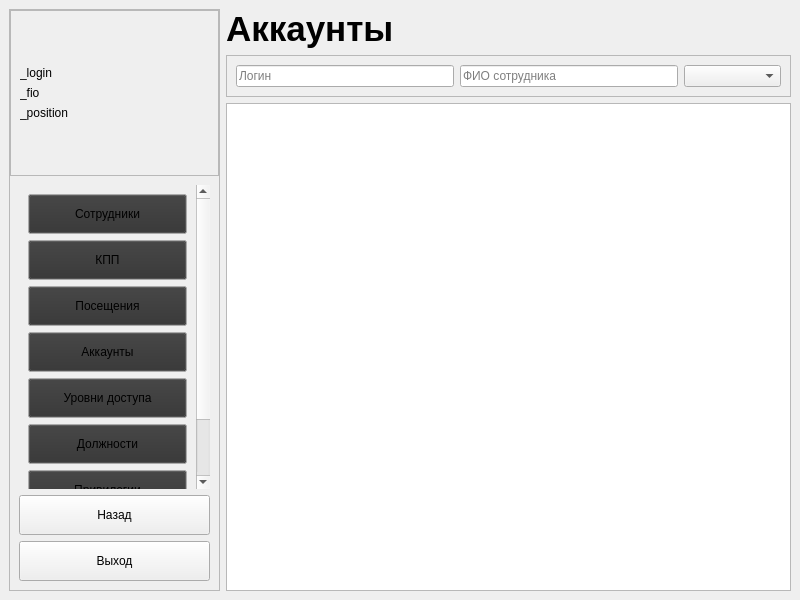
First picture: the form in Checkpoint_Desktop/mainwindow.ui, repository skripach2111/Checkpoint, before the edit.
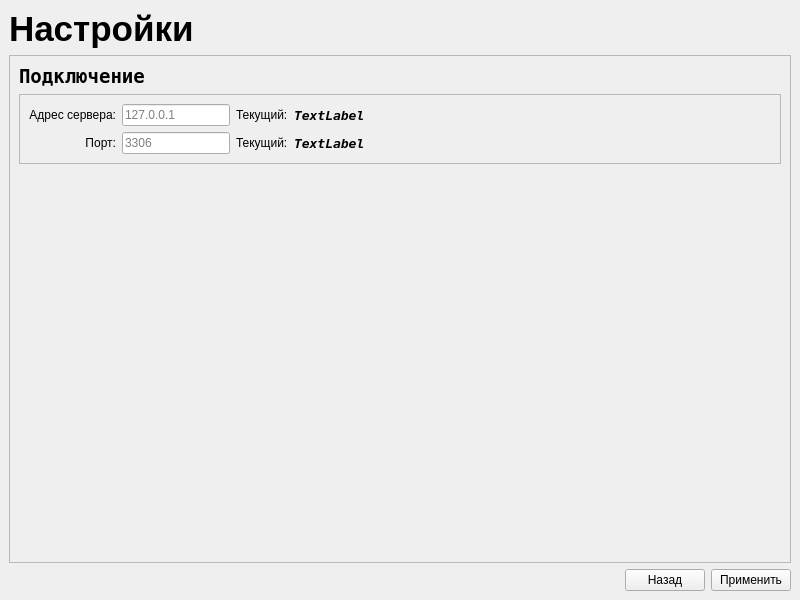
Second picture: the form after the edit. The open tabs and pages were chosen to show the change.

Commit message:
Настройки
+ поддержка настроек
+ страница настройки
* модуль БД

Diff of the .ui file:
```diff
--- a/Checkpoint_Desktop/mainwindow.ui
+++ b/Checkpoint_Desktop/mainwindow.ui
@@ -33,7 +33,7 @@
     <item>
      <widget class="QStackedWidget" name="stackedWidget_mainWindow">
       <property name="currentIndex">
-       <number>1</number>
+       <number>2</number>
       </property>
       <widget class="QWidget" name="page_authorization">
        <layout class="QGridLayout" name="gridLayout_2">
@@ -2354,6 +2354,222 @@
         </item>
        </layout>
       </widget>
+      <widget class="QWidget" name="page_settings">
+       <layout class="QGridLayout" name="gridLayout_5">
+        <item row="1" column="0" colspan="4">
+         <widget class="QScrollArea" name="scrollArea_8">
+          <property name="widgetResizable">
+           <bool>true</bool>
+          </property>
+          <widget class="QWidget" name="scrollAreaWidgetContents_7">
+           <property name="geometry">
+            <rect>
+             <x>0</x>
+             <y>0</y>
+             <width>780</width>
+             <height>493</height>
+            </rect>
+           </property>
+           <layout class="QVBoxLayout" name="verticalLayout_31">
+            <item>
+             <widget class="QLabel" name="label_18">
+              <property name="font">
+               <font>
+                <family>Andale Mono</family>
+                <pointsize>14</pointsize>
+                <weight>75</weight>
+                <italic>false</italic>
+                <bold>true</bold>
+               </font>
+              </property>
+              <property name="text">
+               <string>Подключение</string>
+              </property>
+             </widget>
+            </item>
+            <item>
+             <widget class="QFrame" name="frame_13">
+              <property name="frameShape">
+               <enum>QFrame::StyledPanel</enum>
+              </property>
+              <property name="frameShadow">
+               <enum>QFrame::Raised</enum>
+              </property>
+              <layout class="QGridLayout" name="gridLayout_6">
+               <item row="0" column="4">
+                <spacer name="horizontalSpacer_11">
+                 <property name="orientation">
+                  <enum>Qt::Horizontal</enum>
+                 </property>
+                 <property name="sizeHint" stdset="0">
+                  <size>
+                   <width>361</width>
+                   <height>20</height>
+                  </size>
+                 </property>
+                </spacer>
+               </item>
+               <item row="0" column="0">
+                <widget class="QLabel" name="label_19">
+                 <property name="text">
+                  <string>Адрес сервера:</string>
+                 </property>
+                 <property name="alignment">
+                  <set>Qt::AlignRight|Qt::AlignTrailing|Qt::AlignVCenter</set>
+                 </property>
+                </widget>
+               </item>
+               <item row="1" column="2">
+                <widget class="QLabel" name="label_22">
+                 <property name="text">
+                  <string>Текущий:</string>
+                 </property>
+                </widget>
+               </item>
+               <item row="0" column="1">
+                <widget class="QLineEdit" name="lineEdit_setHostAddress">
+                 <property name="sizePolicy">
+                  <sizepolicy hsizetype="Maximum" vsizetype="Fixed">
+                   <horstretch>0</horstretch>
+                   <verstretch>0</verstretch>
+                  </sizepolicy>
+                 </property>
+                 <property name="placeholderText">
+                  <string>127.0.0.1</string>
+                 </property>
+                 <property name="clearButtonEnabled">
+                  <bool>false</bool>
+                 </property>
+                </widget>
+               </item>
+               <item row="1" column="1">
+                <widget class="QLineEdit" name="lineEdit_setHostPort">
+                 <property name="sizePolicy">
+                  <sizepolicy hsizetype="Maximum" vsizetype="Fixed">
+                   <horstretch>0</horstretch>
+                   <verstretch>0</verstretch>
+                  </sizepolicy>
+                 </property>
+                 <property name="placeholderText">
+                  <string>3306</string>
+                 </property>
+                 <property name="clearButtonEnabled">
+                  <bool>false</bool>
+                 </property>
+                </widget>
+               </item>
+               <item row="1" column="0">
+                <widget class="QLabel" name="label_20">
+                 <property name="text">
+                  <string>Порт:</string>
+                 </property>
+                 <property name="alignment">
+                  <set>Qt::AlignRight|Qt::AlignTrailing|Qt::AlignVCenter</set>
+                 </property>
+                </widget>
+               </item>
+               <item row="0" column="2">
+                <widget class="QLabel" name="label_21">
+                 <property name="text">
+                  <string>Текущий:</string>
+                 </property>
+                </widget>
+               </item>
+               <item row="0" column="3">
+                <widget class="QLabel" name="label_currentHostAddress">
+                 <property name="font">
+                  <font>
+                   <family>Andale Mono</family>
+                   <pointsize>10</pointsize>
+                   <weight>75</weight>
+                   <italic>true</italic>
+                   <bold>true</bold>
+                  </font>
+                 </property>
+                 <property name="text">
+                  <string>TextLabel</string>
+                 </property>
+                </widget>
+               </item>
+               <item row="1" column="3">
+                <widget class="QLabel" name="label_currentHostPort">
+                 <property name="font">
+                  <font>
+                   <family>Andale Mono</family>
+                   <pointsize>10</pointsize>
+                   <weight>75</weight>
+                   <italic>true</italic>
+                   <bold>true</bold>
+                  </font>
+                 </property>
+                 <property name="text">
+                  <string>TextLabel</string>
+                 </property>
+                </widget>
+               </item>
+              </layout>
+             </widget>
+            </item>
+            <item>
+             <spacer name="verticalSpacer_22">
+              <property name="orientation">
+               <enum>Qt::Vertical</enum>
+              </property>
+              <property name="sizeHint" stdset="0">
+               <size>
+                <width>20</width>
+                <height>359</height>
+               </size>
+              </property>
+             </spacer>
+            </item>
+           </layout>
+          </widget>
+         </widget>
+        </item>
+        <item row="2" column="3">
+         <widget class="QPushButton" name="pushButton_applySettings">
+          <property name="text">
+           <string>Применить</string>
+          </property>
+         </widget>
+        </item>
+        <item row="2" column="1">
+         <spacer name="horizontalSpacer_10">
+          <property name="orientation">
+           <enum>Qt::Horizontal</enum>
+          </property>
+          <property name="sizeHint" stdset="0">
+           <size>
+            <width>599</width>
+            <height>20</height>
+           </size>
+          </property>
+         </spacer>
+        </item>
+        <item row="0" column="0" colspan="4">
+         <widget class="QLabel" name="label_17">
+          <property name="font">
+           <font>
+            <pointsize>26</pointsize>
+            <weight>75</weight>
+            <bold>true</bold>
+           </font>
+          </property>
+          <property name="text">
+           <string>Настройки</string>
+          </property>
+         </widget>
+        </item>
+        <item row="2" column="2">
+         <widget class="QPushButton" name="pushButton_backToLogin">
+          <property name="text">
+           <string>Назад</string>
+          </property>
+         </widget>
+        </item>
+       </layout>
+      </widget>
      </widget>
     </item>
    </layout>
```
Left out of the diff: 2 changed lines with no effect on the pictures. The commit also changes 4 other files.
